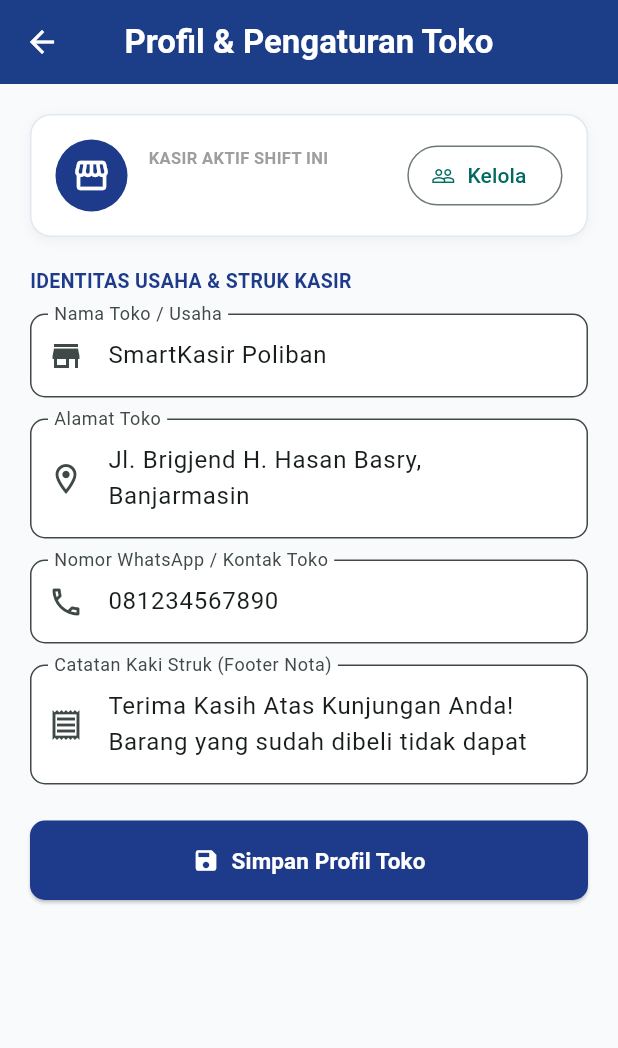
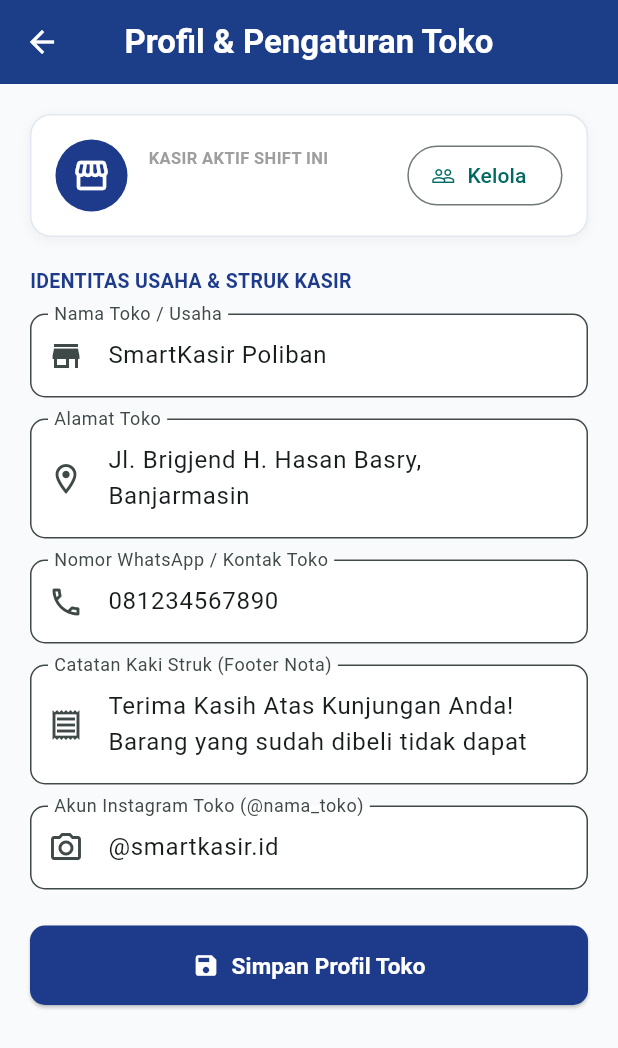
Before and after one commit to HafizOfficial-Titut/smartkasir_app-E030424079-MuhammadHafiz, a Flutter app: the ProfilTokoPage screen opened directly, on a phone screen of 412 x 824 dp. Shown: the top 1048 px of the screen. Run offline on Flutter 3.47's test engine with Material 3 defaults, Android fonts, the phone set to English and light mode, and no system bars; our stand-ins replace shared_preferences, sqflite, sqflite_common_ffi, sqflite_common_ffi_web; accounts and stored records are empty.

Commit message:
feat(m12-live-tweak): penambahan role supervisor badge ungu, validasi pin 6 digit, dan field ig toko
Menyelesaikan 3 tantangan live tweak Minggu 12: opsi peran Supervisor dengan badge warna ungu, validasi PIN kasir 6 digit, serta bidang media sosial Instagram toko di SharedPreferences.

```diff
--- a/lib/pages/kelola_karyawan_page.dart
+++ b/lib/pages/kelola_karyawan_page.dart
@@ -116,7 +116,10 @@ class _KelolaKaryawanPageState extends State<KelolaKaryawanPage> {
   Widget _buildRoleBadge(String peran) {
     Color bg;
     Color fg;
-    if (peran == 'Manajer') {
+    if (peran == 'Supervisor') {
+      bg = Colors.purple.shade100;
+      fg = Colors.purple.shade900;
+    } else if (peran == 'Manajer') {
       bg = Colors.amber.shade100;
       fg = Colors.amber.shade900;
     } else if (peran == 'Admin') {
--- a/lib/pages/profil_toko_page.dart
+++ b/lib/pages/profil_toko_page.dart
@@ -19,6 +19,7 @@ class _ProfilTokoPageState extends State<ProfilTokoPage> {
   final _alamatController = TextEditingController();
   final _noWaController = TextEditingController();
   final _footerController = TextEditingController();
+  final _igController = TextEditingController();
 
   // Status visual tombol simpan
   bool _sedangMenyimpan = false;
@@ -38,6 +39,7 @@ class _ProfilTokoPageState extends State<ProfilTokoPage> {
     _alamatController.dispose();
     _noWaController.dispose();
     _footerController.dispose();
+    _igController.dispose();
     super.dispose();
   }
 
@@ -50,6 +52,7 @@ class _ProfilTokoPageState extends State<ProfilTokoPage> {
       _noWaController.text = prefs.getString('no_wa') ?? '081234567890';
       _footerController.text = prefs.getString('footer_struk') ?? 'Terima Kasih Atas Kunjungan Anda! Barang yang sudah dibeli tidak dapat ditukar.';
       _activeCashierName = prefs.getString('active_cashier_name') ?? 'Belum Ditentukan';
+      _igController.text = prefs.getString('ig_toko') ?? '@smartkasir.id';
     });
   }
 
@@ -61,6 +64,7 @@ class _ProfilTokoPageState extends State<ProfilTokoPage> {
     await prefs.setString('alamat_toko', _alamatController.text.trim());
     await prefs.setString('no_wa', _noWaController.text.trim());
     await prefs.setString('footer_struk', _footerController.text.trim());
+    await prefs.setString('ig_toko', _igController.text.trim());
     setState(() => _sedangMenyimpan = false);
 
     if (!mounted) return;
@@ -189,6 +193,20 @@ class _ProfilTokoPageState extends State<ProfilTokoPage> {
                 fillColor: Colors.white,
               ),
             ),
+            const SizedBox(height: 14),
+
+            // 5. BIDANG MEDIA SOSIAL / INSTAGRAM TOKO
+            TextFormField(
+              controller: _igController,
+              decoration: InputDecoration(
+                labelText: 'Akun Instagram Toko (@nama_toko)',
+                hintText: 'Contoh: @smartkasir.id',
+                prefixIcon: const Icon(Icons.camera_alt_outlined),
+                border: OutlineInputBorder(borderRadius: BorderRadius.circular(10)),
+                filled: true,
+                fillColor: Colors.white,
+              ),
+            ),
             const SizedBox(height: 24),
 
             // TOMBOL SIMPAN PENGATURAN
```
Also changed, not shown: lib/pages/form_karyawan_page.dart (+5 -5 lines).
